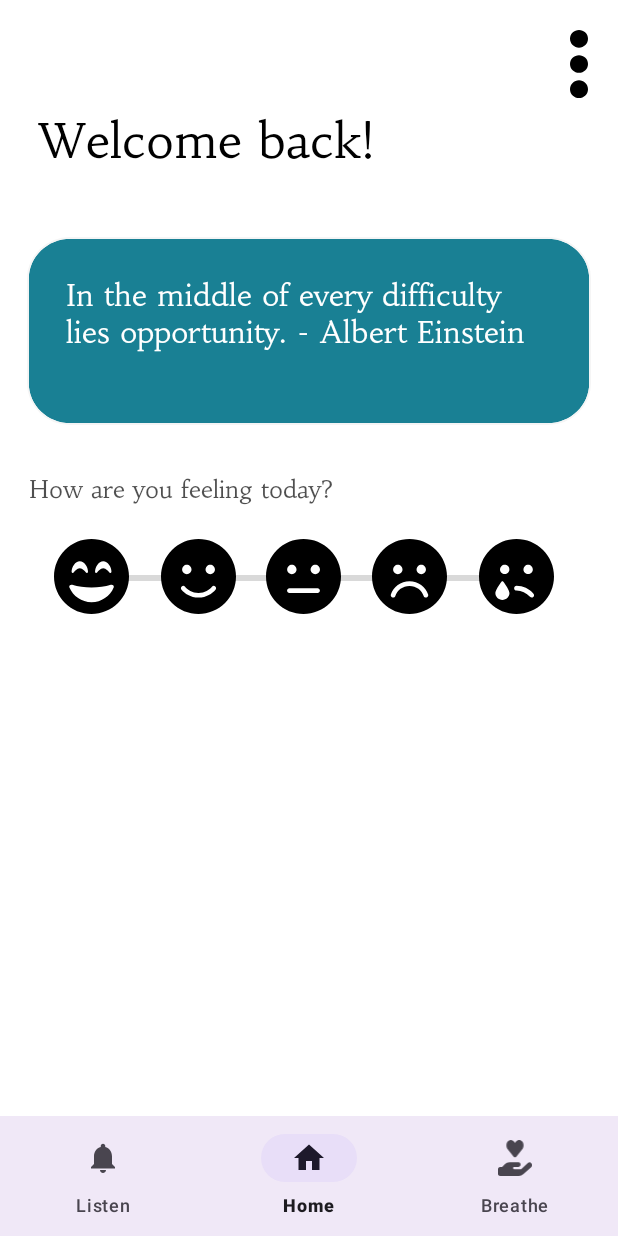
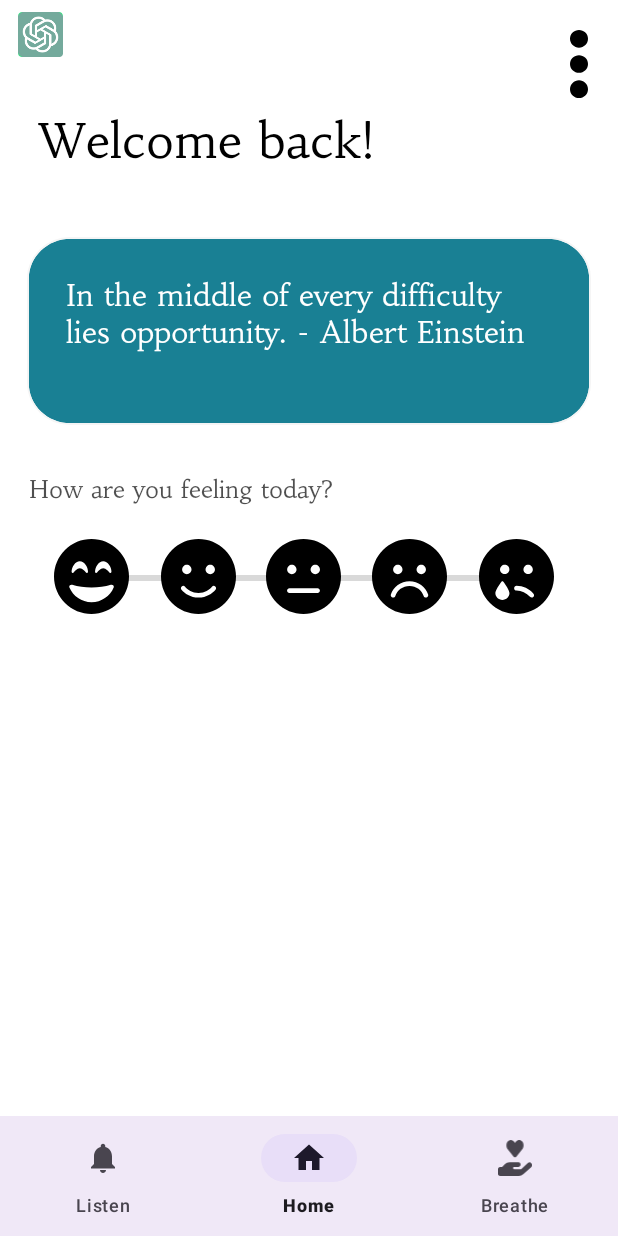
Before and after one commit to karlav24/Unwind, an Android app: the screen it shows after launch (HomeActivity), on a phone screen of 412 x 824 dp. Run offline under Robolectric (Android 15) with nearby library versions, the light colour scheme and no system bars; our stand-ins replace navigation-ui.

Commit message:
gpt button

```diff
--- a/app/src/main/res/layout/fragment_home.xml
+++ b/app/src/main/res/layout/fragment_home.xml
@@ -6,6 +6,18 @@
     android:layout_height="match_parent"
     android:background="#FFFFFF"
     android:clipToOutline="true">
+
+    <ImageView
+        android:id="@+id/gpt_button"
+        android:layout_width="30dp"
+        android:layout_height="30dp"
+        android:layout_marginStart="12dp"
+        android:layout_marginTop="8dp"
+        android:src="@mipmap/gpt_img_round"
+        app:layout_constraintEnd_toEndOf="parent"
+        app:layout_constraintHorizontal_bias="0.88"
+        app:layout_constraintStart_toStartOf="parent"
+        app:layout_constraintTop_toTopOf="parent" />
 
     <View
         android:id="@+id/menu_vector"
```
